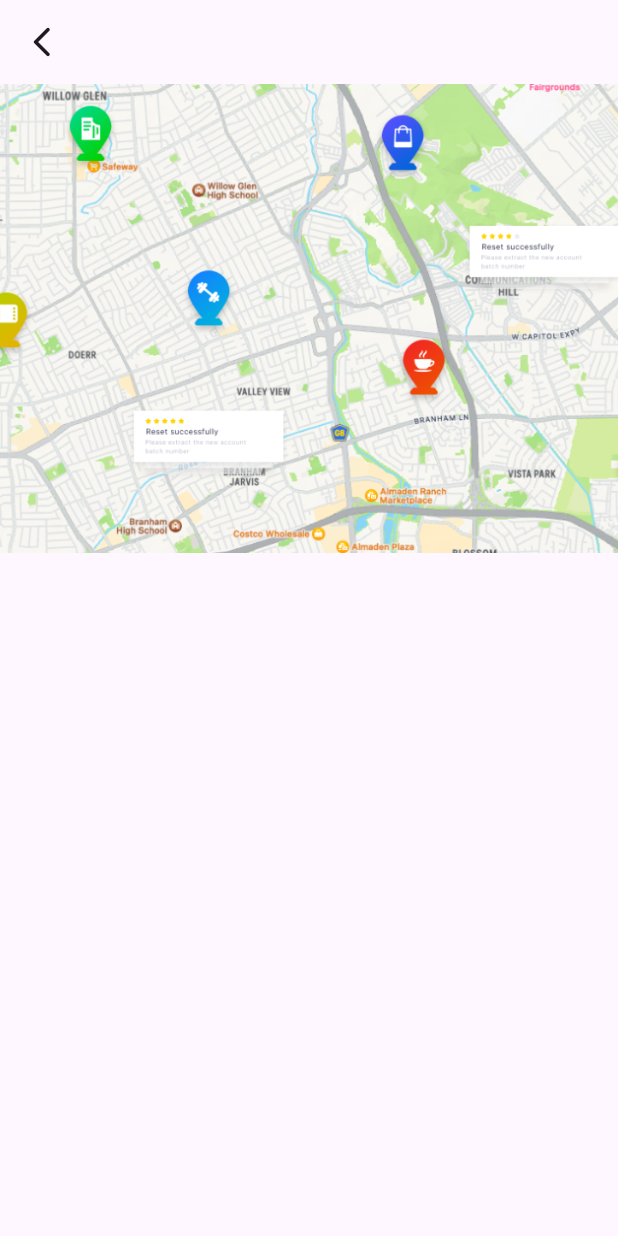
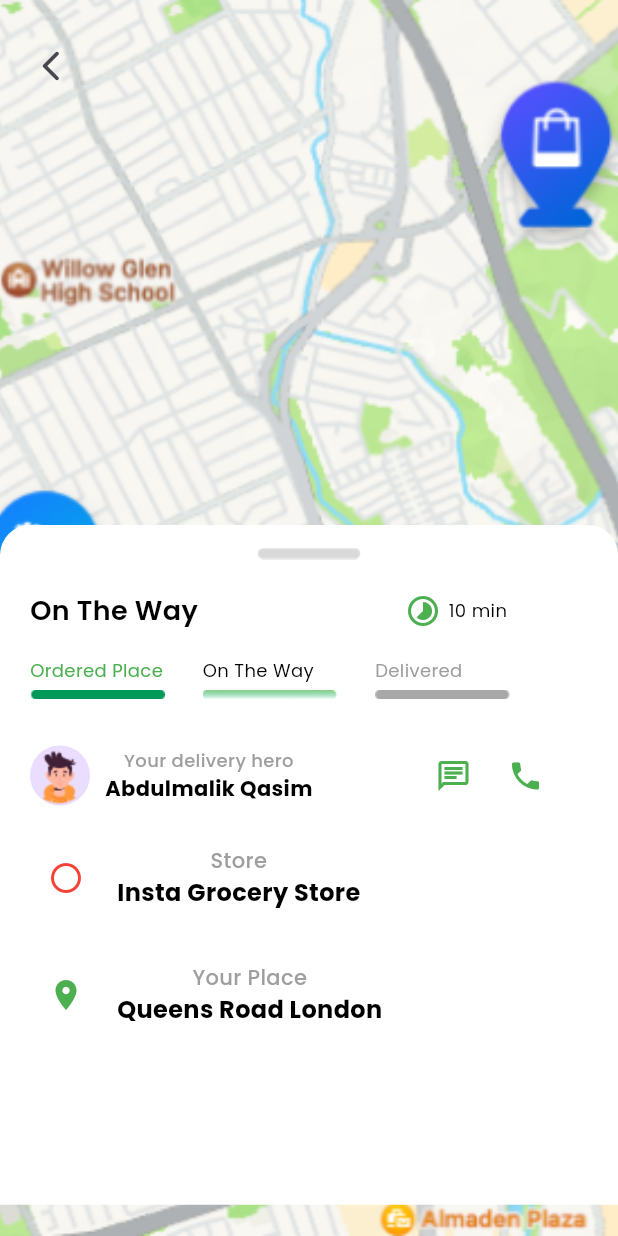
Before and after one commit to NareenAsad/Grocery_app, a Flutter app: the ProfileScreen screen opened directly, on a phone screen of 412 x 824 dp. Run offline on Flutter 3.47's test engine with Material 3 defaults, Android fonts, the phone set to English and light mode, and no system bars; network calls fail.

Commit message:
complete task

```diff
--- a/lib/app/modules/cart/cart_view.dart
+++ b/lib/app/modules/cart/cart_view.dart
@@ -62,7 +62,7 @@ class _CartScreenState extends State<CartScreen> {
               title: Text(items[index],
                   style: TextStyle(
                       fontFamily: 'Poppins',
-                      fontSize: 16,
+                      fontSize: 14,
                       color: Colors.black,
                       fontWeight: FontWeight.w600)),
               subtitle: Text('Price: \$${prices[index]}',
--- a/lib/app/modules/profile/profile_view.dart
+++ b/lib/app/modules/profile/profile_view.dart
@@ -1,29 +1,58 @@
 import 'package:flutter/material.dart';
+import 'package:grocery_app/app/modules/profile/widgets/profile_widget.dart';
 
 class ProfileScreen extends StatefulWidget {
-  const ProfileScreen({super.key});
+  const ProfileScreen({Key? key});
 
   @override
   State<ProfileScreen> createState() => _ProfileScreenState();
 }
 
 class _ProfileScreenState extends State<ProfileScreen> {
+  double containerHeight = 0.55;
+
   @override
   Widget build(BuildContext context) {
+    double screenHeight = MediaQuery.of(context).size.height;
+    double containerHeightValue = screenHeight * containerHeight;
+
     return Scaffold(
-      appBar: AppBar(
-          leading: IconButton(
+      body: Stack(
+        fit: StackFit.expand,
+        children: [
+          Image.asset(
+            'assets/images/map.png',
+            fit: BoxFit.cover,
+          ),
+          Positioned(
+            top: 20,
+            left: 10,
+            child: IconButton(
               onPressed: () {
                 Navigator.pop(context);
               },
-              icon: Icon(Icons.arrow_back_ios_new_rounded))),
-      body: Stack(
-        alignment: Alignment.center,
-        children: [
+              icon: Icon(Icons.arrow_back_ios_new_rounded),
+            ),
+          ),
           Positioned(
-            child: Image.asset(
-              'assets/images/map.png',
+            top: 350,
+            left: 0,
+            right: 0,
+            child: Container(
+              decoration: BoxDecoration(
+                color: Colors.white,
+                borderRadius: BorderRadius.vertical(
+                  top: Radius.circular(20),
+                ),
+              ),
+              height: containerHeightValue,
             ),
+          ),
+          Positioned(
+            top: 365,
+            left: 0,
+            right: 0,
+            child: ProfileWidget(),
           ),
         ],
       ),
--- /dev/null
+++ b/lib/app/modules/profile/widgets/profile_custom_widet.dart
@@ -0,0 +1,91 @@
+import 'package:flutter/material.dart';
+
+class OrderedPlaceWidget extends StatelessWidget {
+  final String text;
+  final String image;
+  final Color textColor;
+
+  OrderedPlaceWidget({
+    required this.text,
+    required this.image,
+    required this.textColor,
+  });
+
+  @override
+  Widget build(BuildContext context) {
+    return Row(
+      mainAxisAlignment: MainAxisAlignment.start,
+      children: [
+        SizedBox(width: 20),
+        Column(
+          crossAxisAlignment: CrossAxisAlignment.start,
+          children: [
+            Text(
+              text,
+              style: TextStyle(
+                fontFamily: 'Poppins',
+                color: textColor,
+                fontSize: 12,
+                height: 1,
+                fontWeight: FontWeight.w400,
+              ),
+            ),
+            Image.asset(image, height: 20, width: 90),
+          ],
+        ),
+        SizedBox(width: 5),
+      ],
+    );
+  }
+}
+
+class Location extends StatelessWidget {
+  final String t1;
+  final String t2;
+  final IconData icons;
+  final Color iconColor;
+
+  Location({
+    required this.t1,
+    required this.t2,
+    required this.iconColor,
+    required this.icons,
+  });
+
+  @override
+  Widget build(BuildContext context) {
+    return Row(
+      mainAxisAlignment: MainAxisAlignment.start,
+      children: [
+        SizedBox(width: 20),
+        IconButton(
+          onPressed: () {},
+          icon: Icon(icons, color: iconColor),
+        ),
+        SizedBox(width: 10),
+        Column(
+          children: [
+            Text(
+              t1,
+              style: TextStyle(
+                fontFamily: 'Poppins',
+                fontSize: 14,
+                color: Colors.grey,
+                fontWeight: FontWeight.w500,
+              ),
+            ),
+            Text(
+              t2,
+              style: TextStyle(
+                fontFamily: 'Poppins',
+                fontSize: 16,
+                color: Colors.black,
+                fontWeight: FontWeight.w700,
+              ),
+            ),
+          ],
+        ),
+      ],
+    );
+  }
+}
--- /dev/null
+++ b/lib/app/modules/profile/widgets/profile_widget.dart
@@ -0,0 +1,134 @@
+import 'package:flutter/material.dart';
+import 'package:grocery_app/app/modules/profile/widgets/profile_custom_widet.dart';
+
+class ProfileWidget extends StatelessWidget {
+  @override
+  Widget build(BuildContext context) {
+    return Center(
+      child: Column(
+        mainAxisAlignment: MainAxisAlignment.center,
+        children: [
+          Image.asset('assets/images/linebar.png'),
+          SizedBox(height: 10),
+          Row(
+            mainAxisAlignment: MainAxisAlignment.start,
+            children: [
+              SizedBox(width: 20),
+              Text(
+                'On The Way',
+                style: TextStyle(
+                    color: Colors.black,
+                    fontFamily: 'Poppins',
+                    fontSize: 18,
+                    fontWeight: FontWeight.w600),
+              ),
+              SizedBox(width: 130),
+              IconButton(
+                onPressed: () {},
+                icon: Row(
+                  children: [
+                    Icon(
+                      Icons.timelapse_rounded,
+                      color: Colors.green,
+                    ),
+                    SizedBox(width: 5),
+                    Text(
+                      '10 min',
+                      style: TextStyle(
+                        fontFamily: 'Poppins',
+                        fontSize: 12,
+                        fontWeight: FontWeight.w400,
+                        color: Colors.black,
+                      ),
+                    ),
+                  ],
+                ),
+              )
+            ],
+          ),
+          SizedBox(height: 10),
+          Row(
+            children: [
+              OrderedPlaceWidget(
+                  text: 'Ordered Place',
+                  image: 'assets/images/greenline.png',
+                  textColor: Colors.green),
+              OrderedPlaceWidget(
+                  text: 'On The Way',
+                  image: 'assets/images/line.png',
+                  textColor: Colors.black),
+              OrderedPlaceWidget(
+                  text: 'Delivered',
+                  image: 'assets/images/greyline.png',
+                  textColor: Colors.grey),
+            ],
+          ),
+          SizedBox(height: 20),
+          Row(
+            mainAxisAlignment: MainAxisAlignment.start,
+            children: [
+              SizedBox(width: 20),
+              CircleAvatar(
+                backgroundImage: AssetImage('assets/images/6.png'),
+                radius: 20,
+              ),
+              SizedBox(width: 10),
+              Column(
+                children: [
+                  Text(
+                    'Your delivery hero',
+                    style: TextStyle(
+                        fontFamily: 'Poppins',
+                        fontSize: 12,
+                        color: Colors.grey,
+                        fontWeight: FontWeight.w500),
+                  ),
+                  Text(
+                    'Abdulmalik Qasim',
+                    style: TextStyle(
+                        fontFamily: 'Poppins',
+                        fontSize: 14,
+                        color: Colors.black,
+                        fontWeight: FontWeight.w700),
+                  ),
+                ],
+              ),
+              SizedBox(width: 70),
+              Row(
+                children: [
+                  IconButton(
+                    onPressed: () {},
+                    icon: Icon(Icons.chat_outlined),
+                    color: Colors.green,
+                  ),
+                  IconButton(
+                    onPressed: () {},
+                    icon: Icon(Icons.phone),
+                    color: Colors.green,
+                  ),
+                ],
+              ),
+            ],
+          ),
+          SizedBox(height: 20),
+          Column(
+            mainAxisAlignment: MainAxisAlignment.start,
+            children: [
+              Location(
+                  t1: 'Store',
+                  t2: 'Insta Grocery Store',
+                  iconColor: Colors.red,
+                  icons: Icons.circle_outlined),
+              SizedBox(height: 30),
+              Location(
+                  t1: 'Your Place',
+                  t2: 'Queens Road London',
+                  iconColor: Colors.green,
+                  icons: Icons.place),
+            ],
+          ),
+        ],
+      ),
+    );
+  }
+}
```
Also changed, not shown: lib/app/modules/home/home_view.dart (+31 -29 lines), lib/app/modules/home/widgets/home_custom_widget.dart (+2 -6 lines), lib/app/modules/login/login_view.dart (+7 -5 lines), lib/app/modules/product_detail/product_detail_view.dart (+19 -76 lines), lib/app/modules/product_detail/widgets/product_detail_widget.dart (added, +41 -0 lines), lib/utils/jsondata.dart (+24 -2 lines), assets/images/6.png (added), assets/images/greenline.png (added), assets/images/greyline.png (added), assets/images/line.png (added), assets/images/linebar.png (added).
